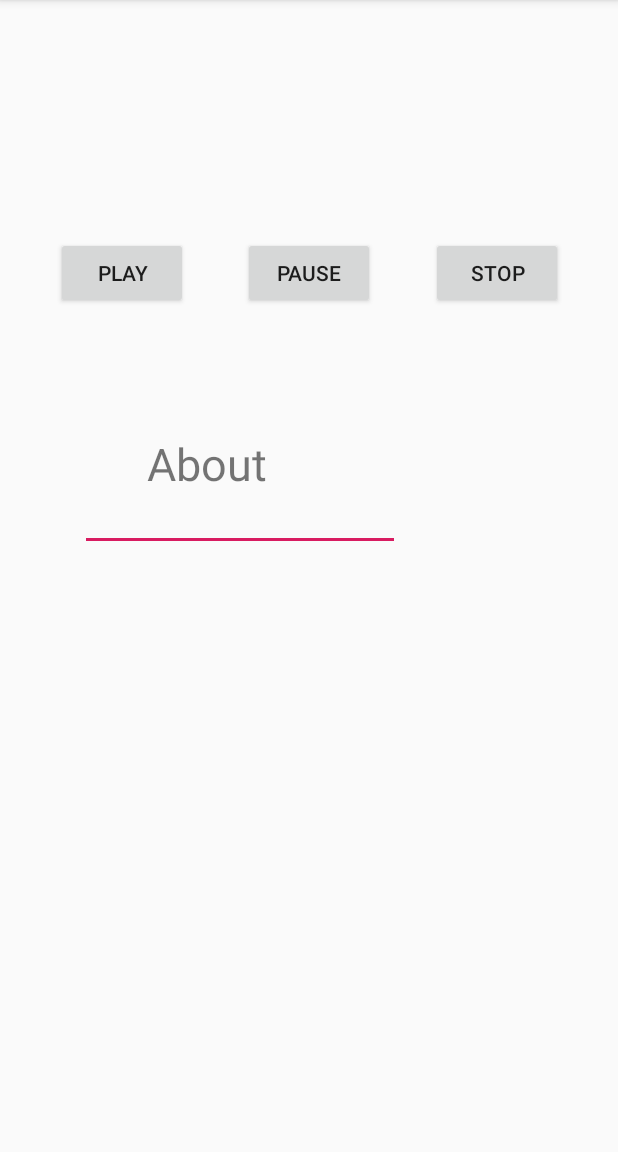
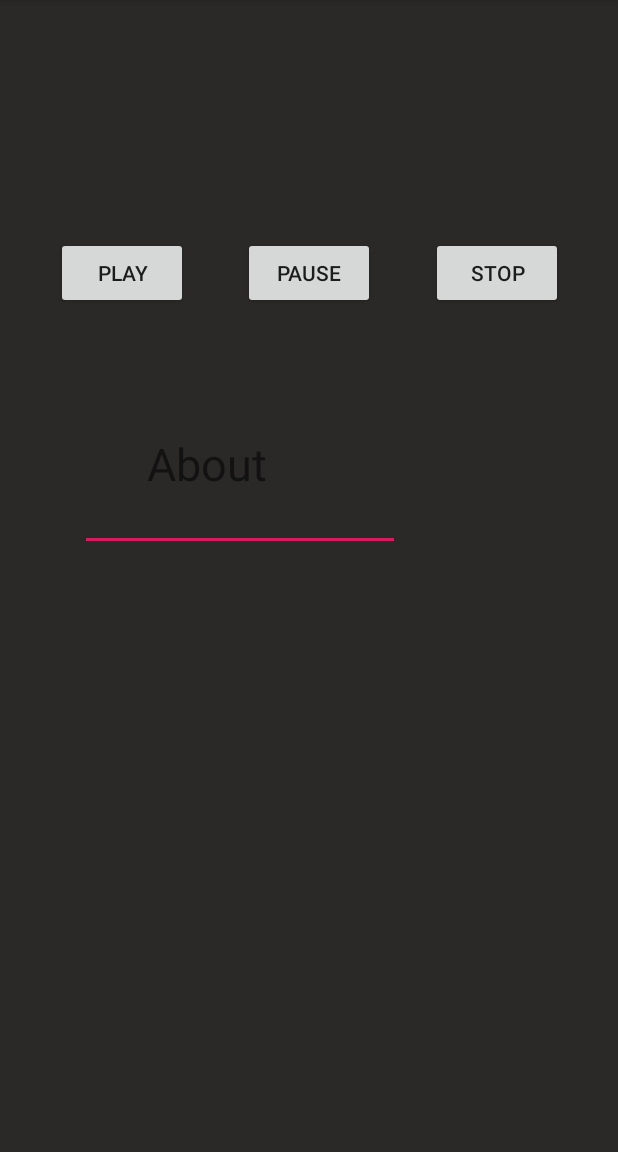
Before and after one commit to mzschandy/InnerCircle, an Android app: the ProfileActivity screen opened directly, with no data from a screen before it, on a phone screen of 412 x 824 dp, the part 84-1236 px from its top. Run offline under Robolectric (Android 15) with nearby library versions, the phone set to English and light mode, and no system bars.

Commit message:
changed background color

```diff
--- a/app/src/main/res/layout/activity_profile.xml
+++ b/app/src/main/res/layout/activity_profile.xml
@@ -4,6 +4,7 @@
     xmlns:tools="http://schemas.android.com/tools"
     android:layout_width="match_parent"
     android:layout_height="match_parent"
+    android:background="#2B2828"
     tools:context=".ProfileActivity">
 
     <Button
```
